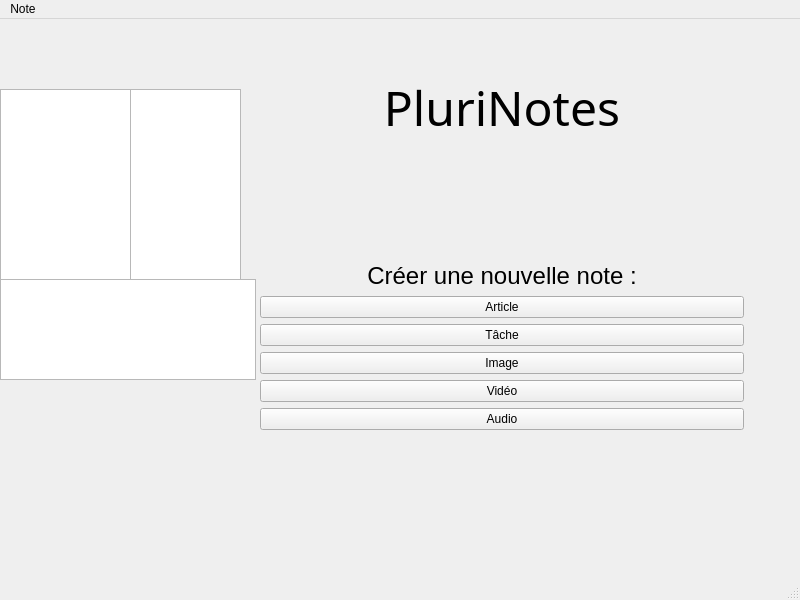
This is PluriNote/mainwindow.ui in Loickwpj/LO21_project as Qt 5 draws it before an edit. The edited form follows.
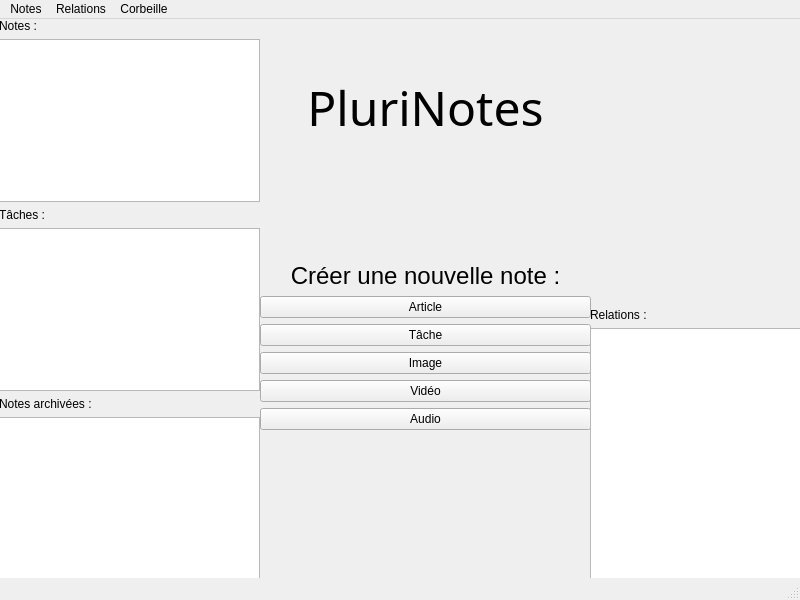
This is the edited form.

The edit to the form file:
```diff
--- a/PluriNote/mainwindow.ui
+++ b/PluriNote/mainwindow.ui
@@ -19,7 +19,7 @@
      <rect>
       <x>260</x>
       <y>0</y>
-      <width>484</width>
+      <width>331</width>
       <height>561</height>
      </rect>
     </property>
@@ -150,35 +150,69 @@
      </item>
     </layout>
    </widget>
-   <widget class="QListWidget" name="listWidgetNotesActives">
+   <widget class="QWidget" name="verticalLayoutWidget">
     <property name="geometry">
      <rect>
-      <x>0</x>
-      <y>70</y>
-      <width>131</width>
-      <height>192</height>
+      <x>590</x>
+      <y>289</y>
+      <width>211</width>
+      <height>271</height>
      </rect>
     </property>
+    <layout class="QVBoxLayout" name="listRelationLayout">
+     <item>
+      <widget class="QLabel" name="relationLabel">
+       <property name="text">
+        <string>Relations :</string>
+       </property>
+      </widget>
+     </item>
+     <item>
+      <widget class="QListWidget" name="listRelation"/>
+     </item>
+    </layout>
    </widget>
-   <widget class="QListWidget" name="listWidgetTasksActives">
+   <widget class="QWidget" name="verticalLayoutWidget_2">
     <property name="geometry">
      <rect>
-      <x>130</x>
-      <y>70</y>
-      <width>111</width>
-      <height>192</height>
+      <x>-1</x>
+      <y>0</y>
+      <width>261</width>
+      <height>561</height>
      </rect>
     </property>
-   </widget>
-   <widget class="QListWidget" name="listWidgetArchive">
-    <property name="geometry">
-     <rect>
-      <x>0</x>
-      <y>260</y>
-      <width>256</width>
-      <height>101</height>
-     </rect>
-    </property>
+    <layout class="QVBoxLayout" name="partieGauche">
+     <item>
+      <widget class="QLabel" name="notesLabel">
+       <property name="text">
+        <string>Notes :</string>
+       </property>
+      </widget>
+     </item>
+     <item>
+      <widget class="QListWidget" name="listWidgetNotesActives"/>
+     </item>
+     <item>
+      <widget class="QLabel" name="taskLabel">
+       <property name="text">
+        <string>Tâches : </string>
+       </property>
+      </widget>
+     </item>
+     <item>
+      <widget class="QListWidget" name="listWidgetTasksActives"/>
+     </item>
+     <item>
+      <widget class="QLabel" name="archivesLabel">
+       <property name="text">
+        <string>Notes archivées :</string>
+       </property>
+      </widget>
+     </item>
+     <item>
+      <widget class="QListWidget" name="listWidgetArchive"/>
+     </item>
+    </layout>
    </widget>
   </widget>
   <widget class="QMenuBar" name="menubar">
@@ -187,12 +221,12 @@
      <x>0</x>
      <y>0</y>
      <width>800</width>
-     <height>21</height>
+     <height>22</height>
     </rect>
    </property>
    <widget class="QMenu" name="menuNote">
     <property name="title">
-     <string>Note</string>
+     <string>Notes</string>
     </property>
     <widget class="QMenu" name="menunouvelle_note">
      <property name="title">
@@ -206,7 +240,21 @@
     </widget>
     <addaction name="menunouvelle_note"/>
    </widget>
+   <widget class="QMenu" name="menuRelations">
+    <property name="title">
+     <string>Relations</string>
+    </property>
+    <addaction name="nouvelleRelationAction"/>
+   </widget>
+   <widget class="QMenu" name="menuCorbeille">
+    <property name="title">
+     <string>Corbeille</string>
+    </property>
+    <addaction name="actionafficher"/>
+   </widget>
    <addaction name="menuNote"/>
+   <addaction name="menuRelations"/>
+   <addaction name="menuCorbeille"/>
   </widget>
   <widget class="QStatusBar" name="statusbar"/>
   <action name="actionNote">
```
Left out of the diff: 10 changed lines with no effect on the pictures.
